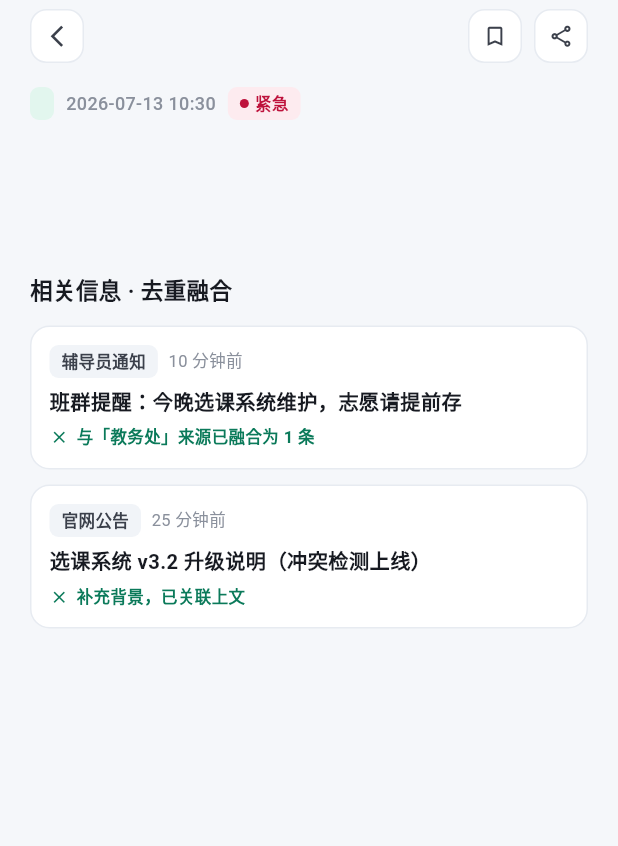
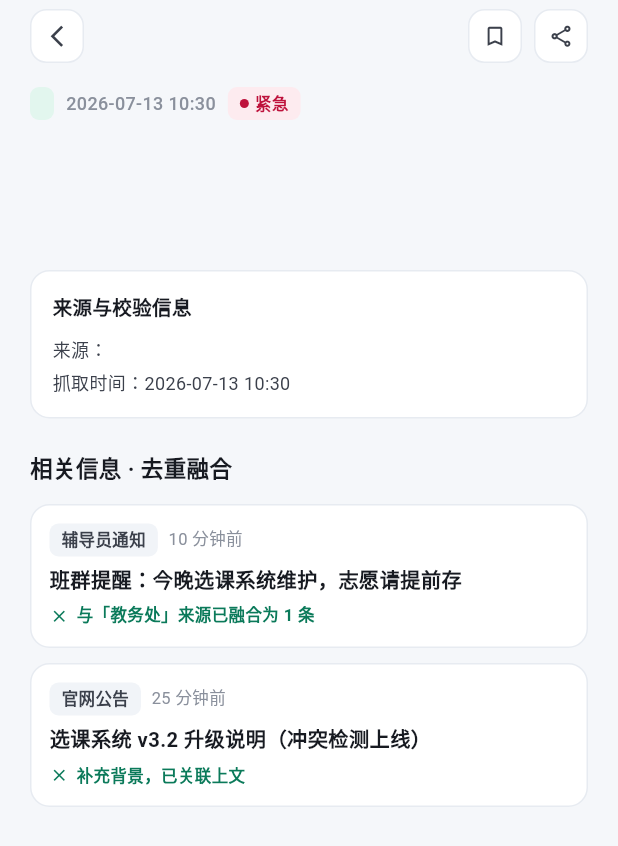
Before and after one commit to 1123074811/CampusMind-AI, a Flutter app: the PrototypeDetailPage screen opened directly with empty values, on a phone screen of 412 x 824 dp. Shown: the top 846 px of the screen. Run offline on Flutter 3.47's test engine with Material 3 defaults, Android fonts, the phone set to English and light mode, and no system bars; our stand-ins replace flutter_markdown; accounts and stored records are empty; network calls fail.

Commit message:
feat(app): 展示可追溯AI摘要与原文证据链
详情页仅在后端AI状态有效且摘要非空时展示AI智能摘要，原文正文与摘要分区呈现。

补充来源、抓取时间、内容哈希复制和经HTTP/HTTPS校验的系统浏览器原文入口；非法或缺失链接自动隐藏。

引入url_launcher并增加有AI摘要、无摘要、非法原文URL三类Widget测试。

```diff
--- a/campus-flutter-app/lib/detail_page.dart
+++ b/campus-flutter-app/lib/detail_page.dart
@@ -1,4 +1,6 @@
 import 'package:flutter/material.dart';
+import 'package:flutter/services.dart';
+import 'package:url_launcher/url_launcher.dart';
 import 'app_theme.dart';
 import 'information_api.dart';
 
@@ -57,6 +59,16 @@ class _PrototypeDetailPageState extends State<PrototypeDetailPage> {
     }
   }
 
+  Future<void> _openOriginal() async {
+    final uri = _item.safeOriginalUri;
+    if (uri == null || !await launchUrl(uri, mode: LaunchMode.externalApplication)) {
+      if (!mounted) return;
+      ScaffoldMessenger.of(context).showSnackBar(
+        const SnackBar(content: Text('原文链接不可用')),
+      );
+    }
+  }
+
   @override
   Widget build(BuildContext context) {
     return Scaffold(
@@ -111,7 +123,7 @@ class _PrototypeDetailPageState extends State<PrototypeDetailPage> {
             // Title
             Text(_item.title, style: const TextStyle(fontSize: 21, fontWeight: FontWeight.w800, color: AppTheme.ink, height: 1.35, letterSpacing: -0.2)),
             const SizedBox(height: 16),
-            if (_item.aiSummary.trim().isNotEmpty) ...[
+            if (_item.hasValidAiSummary) ...[
               Container(
                 padding: const EdgeInsets.all(14),
                 decoration: BoxDecoration(
@@ -140,6 +152,50 @@ class _PrototypeDetailPageState extends State<PrototypeDetailPage> {
             Text(
               _item.detailContent.isNotEmpty ? _item.detailContent : _item.preview,
               style: const TextStyle(fontSize: 13, color: AppTheme.ink2, height: 1.7),
+            ),
+            const SizedBox(height: 20),
+            Container(
+              padding: const EdgeInsets.all(14),
+              decoration: BoxDecoration(
+                color: AppTheme.surface,
+                borderRadius: BorderRadius.circular(AppTheme.radiusSm),
+                border: Border.all(color: AppTheme.line),
+              ),
+              child: Column(
+                crossAxisAlignment: CrossAxisAlignment.start,
+                children: [
+                  const Text('来源与校验信息', style: TextStyle(fontSize: 13, fontWeight: FontWeight.w700, color: AppTheme.ink)),
+                  const SizedBox(height: 10),
+                  Text('来源：${_item.sourceName}', style: const TextStyle(fontSize: 12, color: AppTheme.ink2)),
+                  const SizedBox(height: 5),
+                  Text('抓取时间：${_item.fetchedDisplayTime}', style: const TextStyle(fontSize: 12, color: AppTheme.ink2)),
+                  if (_item.contentHash.isNotEmpty) ...[
+                    const SizedBox(height: 5),
+                    Row(
+                      crossAxisAlignment: CrossAxisAlignment.start,
+                      children: [
+                        Expanded(
+                          child: SelectableText('内容哈希：${_item.contentHash}', style: const TextStyle(fontSize: 11, color: AppTheme.muted)),
+                        ),
+                        IconButton(
+                          visualDensity: VisualDensity.compact,
+                          tooltip: '复制内容哈希',
+                          onPressed: () => Clipboard.setData(ClipboardData(text: _item.contentHash)),
+                          icon: const Icon(Icons.copy, size: 15),
+                        ),
+                      ],
+                    ),
+                  ],
+                  if (_item.safeOriginalUri != null) ...[
+                    const SizedBox(height: 8),
+                    TextButton.icon(
+                      onPressed: _openOriginal,
+                      icon: const Icon(Icons.open_in_new, size: 16),
+                      label: const Text('查看原文'),
+                    ),
+                  ],
+                ],
+              ),
             ),
             const SizedBox(height: 22),
             // Related
--- a/campus-flutter-app/lib/information_api_stub.dart
+++ b/campus-flutter-app/lib/information_api_stub.dart
@@ -59,6 +59,8 @@ class InformationItem {
     required this.preview,
     this.detailContent = '',
     required this.originalUrl,
+    this.sourceUrl = '',
+    this.contentHash = '',
     required this.readStatus,
     required this.itemStatus,
     required this.fetchedAt,
@@ -75,6 +77,8 @@ class InformationItem {
   final String preview;
   final String detailContent;
   final String originalUrl;
+  final String sourceUrl;
+  final String contentHash;
   final String readStatus;
   final String itemStatus;
   final DateTime fetchedAt;
@@ -83,6 +87,19 @@ class InformationItem {
   final String aiSummary;
   final Map<String, Object?> aiCard;
   final DateTime? publishTime;
+
+  bool get hasValidAiSummary =>
+      aiSummary.trim().isNotEmpty &&
+      (aiStatus == 'SUCCESS' || aiStatus == 'REVIEW');
+
+  Uri? get safeOriginalUri {
+    final uri = Uri.tryParse(originalUrl.trim());
+    return uri != null &&
+            (uri.scheme == 'http' || uri.scheme == 'https') &&
+            uri.host.isNotEmpty
+        ? uri
+        : null;
+  }
 
   String get displayTime {
     final value = publishTime ?? fetchedAt;
@@ -101,6 +118,13 @@ class InformationItem {
         '${value.minute.toString().padLeft(2, '0')}';
   }
 
+  String get fetchedDisplayTime =>
+      '${fetchedAt.year.toString().padLeft(4, '0')}-'
+      '${fetchedAt.month.toString().padLeft(2, '0')}-'
+      '${fetchedAt.day.toString().padLeft(2, '0')} '
+      '${fetchedAt.hour.toString().padLeft(2, '0')}:'
+      '${fetchedAt.minute.toString().padLeft(2, '0')}';
+
   factory InformationItem.fromJson(Map<String, Object?> json) {
     return InformationItem(
       id: (json['id'] as num).toInt(),
@@ -109,6 +133,8 @@ class InformationItem {
       preview: (json['preview'] ?? json['detailContent']) as String? ?? '',
       detailContent: json['detailContent'] as String? ?? '',
       originalUrl: (json['originalUrl'] ?? json['itemUrl']) as String? ?? '',
+      sourceUrl: json['sourceUrl'] as String? ?? '',
+      contentHash: json['contentHash'] as String? ?? '',
       readStatus: json['readStatus'] as String? ?? 'NEW',
       itemStatus: json['itemStatus'] as String? ?? 'ACTIVE',
       fetchedAt: DateTime.parse(json['fetchedAt'] as String),
@@ -136,6 +162,8 @@ class InformationItem {
       preview: preview ?? this.preview,
       detailContent: detailContent ?? this.detailContent,
       originalUrl: originalUrl,
+      sourceUrl: sourceUrl,
+      contentHash: contentHash,
       readStatus: readStatus ?? this.readStatus,
       itemStatus: itemStatus ?? this.itemStatus,
       fetchedAt: fetchedAt,
--- a/campus-flutter-app/pubspec.yaml
+++ b/campus-flutter-app/pubspec.yaml
@@ -10,6 +10,7 @@ dependencies:
   flutter:
     sdk: flutter
   flutter_markdown: ^0.7.6
+  url_launcher: ^6.3.2
 
 dev_dependencies:
   flutter_test:
```
Also changed, not shown: campus-flutter-app/pubspec.lock, 3 other files.
